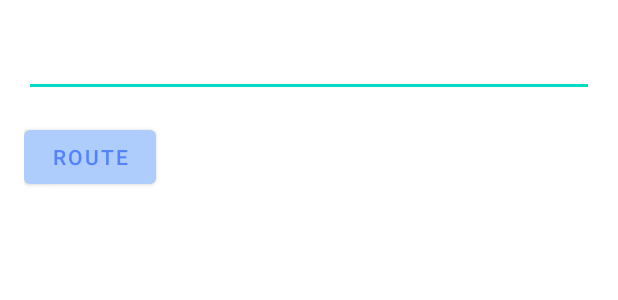
After one commit to rexode/PartyApp, an Android app: the layout test_location_route_layout.xml on its own in the app's theme, with its tools: preview values and no code run, on a phone screen of 412 x 824 dp. The commit adds this screen. Shown: the top 300 px of the screen. Run offline under Robolectric (Android 15) with nearby library versions, the phone set to English and light mode, and no system bars.

Commit message:
TestLocationRoute and the corresponding layout, for the routeplanning. i will insert them later in the right classes when the code i need is pushed :D

```diff
--- a/app/build.gradle
+++ b/app/build.gradle
@@ -42,6 +42,7 @@ dependencies {
     implementation 'androidx.constraintlayout:constraintlayout:2.1.1'
     implementation 'com.google.firebase:firebase-auth-ktx:21.0.1'
     implementation 'androidx.legacy:legacy-support-v4:1.0.0'
+    implementation 'com.google.android.gms:play-services-location:18.0.0'
     testImplementation 'junit:junit:4.+'
     androidTestImplementation 'androidx.test.ext:junit:1.1.3'
     androidTestImplementation 'androidx.test.espresso:espresso-core:3.4.0'
@@ -56,6 +57,8 @@ dependencies {
     implementation "org.jetbrains.kotlin:kotlin-stdlib-jdk7:$kotlin_version"
     implementation "androidx.recyclerview:recyclerview:1.2.0"
 
+    implementation 'pub.devrel:easypermissions:3.0.0'
+
 }
 repositories {
 }
--- a/app/src/main/AndroidManifest.xml
+++ b/app/src/main/AndroidManifest.xml
@@ -1,6 +1,10 @@
 <?xml version="1.0" encoding="utf-8"?>
 <manifest xmlns:android="http://schemas.android.com/apk/res/android"
     package="com.example.partyapp">
+
+    <uses-permission android:name="android.permission.ACCESS_COARSE_LOCATION" />
+    <uses-permission android:name="android.permission.ACCESS_FINE_LOCATION" />
+    <uses-permission android:name="android.permission.ACCESS_BACKGROUND_LOCATION"/>
 
     <application
         android:allowBackup="true"
--- a/app/src/main/java/com/example/partyapp/LogInActivity.kt
+++ b/app/src/main/java/com/example/partyapp/LogInActivity.kt
@@ -22,6 +22,8 @@ class LogInActivity : AppCompatActivity() {
     override fun onCreate(savedInstanceState: Bundle?) {
         super.onCreate(savedInstanceState)
         setContentView(R.layout.login_layout)
+
+
 
 /**
         LoginButton= findViewById(R.id.button_login)
--- /dev/null
+++ b/app/src/main/res/layout/test_location_route_layout.xml
@@ -0,0 +1,29 @@
+<?xml version="1.0" encoding="utf-8"?>
+<LinearLayout
+    xmlns:android="http://schemas.android.com/apk/res/android"
+    xmlns:app="http://schemas.android.com/apk/res-auto"
+    xmlns:tools="http://schemas.android.com/tools"
+    android:layout_width="match_parent"
+    android:layout_height="match_parent"
+    android:orientation="vertical"
+    android:padding="16dp"
+    android:layout_gravity="center_horizontal"
+    tools:context=".MainActivity">
+
+
+    <EditText
+        android:id="@+id/enter_location"
+        android:layout_width="match_parent"
+        android:layout_height="wrap_content"
+        android:padding="12dp"
+        />
+
+    <Button
+        android:id="@+id/location_route_button"
+        android:layout_width="wrap_content"
+        android:layout_height="wrap_content"
+        android:layout_marginTop="16dp"
+        android:text="route" />
+
+
+</LinearLayout>
```
Also changed, not shown: app/src/main/java/com/example/partyapp/TestLocationRoute.kt (added, +90 -0 lines).
